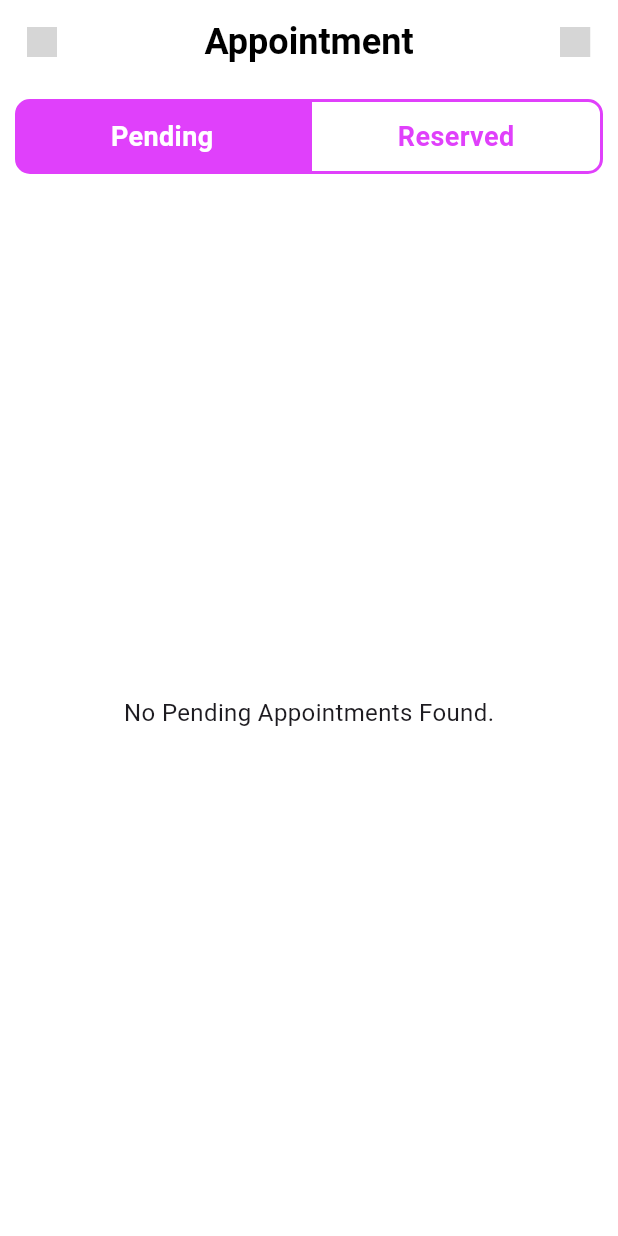
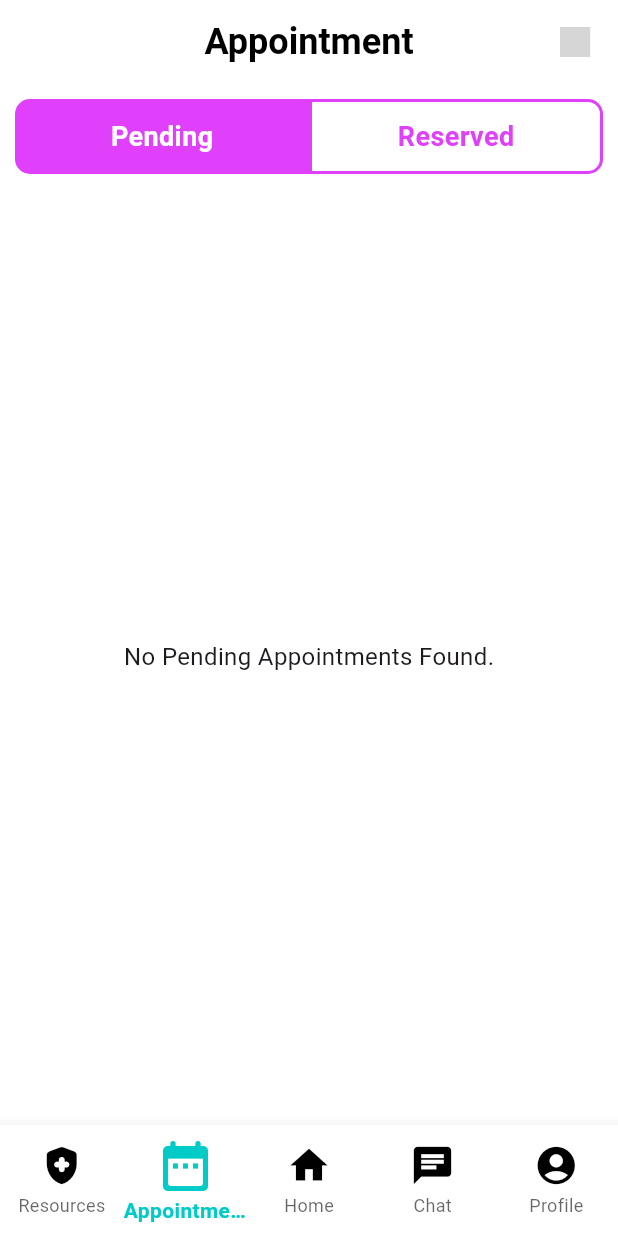
Before and after one commit to wholeGrainCat/PULSE-App, a Flutter app: the AdminAppointmentPage screen opened by its route, on a phone screen of 412 x 824 dp. Run offline on Flutter 3.47's test engine with Material 3 defaults, Android fonts, the phone set to English and light mode, and no system bars; our stand-ins replace carousel_slider, cloud_firestore, firebase_auth, firebase_core, firebase_storage, fl_chart and 7 more; missing offline and left inert: aura_box, fluentui_emoji_icon; accounts and stored records are empty; grey boxes are pictures that could not be loaded.

Commit message:
done resource library + change admin nav bar

```diff
--- a/lib/Admin/pages/appointment_page.dart
+++ b/lib/Admin/pages/appointment_page.dart
@@ -4,6 +4,7 @@ import 'package:flutter_svg/flutter_svg.dart';
 import 'package:student/Admin/models/appointment.dart';
 import 'package:student/Admin/pages/update_appointment_page.dart';
 import 'package:student/Admin/services/appointment_service.dart';
+import 'package:student/components/admin_bottom_navigation.dart';
 
 class AdminAppointmentPage extends StatefulWidget {
   const AdminAppointmentPage({super.key});
@@ -15,6 +16,7 @@ class AdminAppointmentPage extends StatefulWidget {
 class _AppointmentPageState extends State<AdminAppointmentPage> {
   final AppointmentService _appointmentService = AppointmentService();
   bool isPendingSelected = true;
+  int _currentIndex = 1;
 
   @override
   Widget build(BuildContext context) {
@@ -22,6 +24,40 @@ class _AppointmentPageState extends State<AdminAppointmentPage> {
       appBar: appBar(context),
       backgroundColor: Colors.white,
       body: buildUI(),
+      bottomNavigationBar: AdminBottomNavigation(
+        currentIndex: _currentIndex,
+        onTap: (index) {
+          setState(() {
+            _currentIndex = index;
+          });
+          // Navigate based on the tab index
+          switch (index) {
+            case 0:
+              // Navigate to Resources page
+              Navigator.pushNamed(context, '/adminresource');
+              break;
+            case 1:
+              // Navigate to Appointment page
+              Navigator.pushNamed(context, '/adminappointment');
+              break;
+            case 2:
+              // Navigate to Chat page
+              Navigator.pushNamed(
+                  context, '/admindashboard'); // Use named route for chat
+              break;
+            case 3:
+              // Navigate to Profile page
+              Navigator.pushNamed(context, '/adminchat');
+              break;
+            case 4:
+              // Navigate to Profile page
+              Navigator.pushNamed(context, '/adminprofile');
+              break;
+            default:
+              break;
+          }
+        },
+      ),
     );
   }
 
@@ -795,6 +831,7 @@ class _AppointmentPageState extends State<AdminAppointmentPage> {
 
   AppBar appBar(BuildContext context) {
     return AppBar(
+      automaticallyImplyLeading: false,
       title: const Text(
         'Appointment',
         style: TextStyle(
@@ -806,24 +843,6 @@ class _AppointmentPageState extends State<AdminAppointmentPage> {
       backgroundColor: Colors.white,
       elevation: 0.0,
       centerTitle: true,
-      leading: GestureDetector(
-        onTap: () {
-          Navigator.pop(context);
-        },
-        child: Container(
-          margin: const EdgeInsets.all(10),
-          alignment: Alignment.center,
-          decoration: BoxDecoration(
-            color: Colors.white,
-            borderRadius: BorderRadius.circular(10),
-          ),
-          child: SvgPicture.asset(
-            'assets/icons/Back.svg',
-            height: 20,
-            width: 20,
-          ),
-        ),
-      ),
       actions: [
         GestureDetector(
           onTap: () {},
--- /dev/null
+++ b/lib/components/admin_bottom_navigation.dart
@@ -0,0 +1,68 @@
+import 'package:flutter/material.dart';
+import 'package:student/components/app_colour.dart';
+
+class AdminBottomNavigation extends StatelessWidget {
+  final int currentIndex;
+  final ValueChanged<int> onTap;
+
+  const AdminBottomNavigation({
+    super.key,
+    required this.currentIndex,
+    required this.onTap,
+  });
+
+  @override
+  Widget build(BuildContext context) {
+    return BottomNavigationBar(
+      currentIndex: currentIndex,
+      onTap: onTap,
+      backgroundColor: Colors.white, // Background color for the navbar
+      selectedItemColor:
+          AppColors.pri_cyan, // Color for selected item icon and label
+      unselectedItemColor:
+          Colors.black.withOpacity(0.6), // Color for unselected icons
+      type: BottomNavigationBarType.fixed, // Ensure the icons are evenly spaced
+      items: const <BottomNavigationBarItem>[
+        BottomNavigationBarItem(
+          icon: Icon(Icons.health_and_safety_rounded),
+          label: 'Resources',
+        ),
+        BottomNavigationBarItem(
+          icon: Icon(Icons.date_range_rounded),
+          label: 'Appointment',
+        ),
+        BottomNavigationBarItem(
+          icon: Icon(Icons.home),
+          label: 'Home',
+        ),
+        BottomNavigationBarItem(
+          icon: Icon(Icons.chat),
+          label: 'Chat',
+        ),
+        BottomNavigationBarItem(
+          icon: Icon(Icons.account_circle),
+          label: 'Profile',
+        ),
+      ],
+      selectedIconTheme: const IconThemeData(
+        size: 40, // Increase the size of the selected icon
+        color: AppColors.pri_cyan, // White color for selected icon
+      ),
+      unselectedIconTheme: const IconThemeData(
+        size: 30, // Unselected icon size
+        color: Colors.black, // Unselected icon color
+      ),
+      selectedLabelStyle: const TextStyle(
+        color: AppColors.pri_cyan, // Label color for selected item
+        fontWeight: FontWeight.bold,
+      ),
+      unselectedLabelStyle: TextStyle(
+        color:
+            Colors.black.withOpacity(0.6), // Label color for unselected items
+      ),
+      showSelectedLabels: true,
+      showUnselectedLabels: true,
+      elevation: 8, // Adds a shadow for a floating effect
+    );
+  }
+}
```
Also changed, not shown: lib/Admin/admin_dashboard.dart (+4 -25 lines), lib/Admin/edit_resource_library.dart (+28 -35 lines), lib/chat/admin_home_page.dart (+5 -24 lines).
